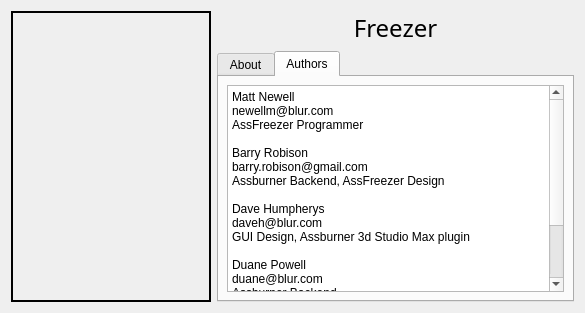
The window that cpp/lib/freezer/ui/aboutdialog.ui (kurikaesu/arsenalsuite) describes before a commit, drawn with Qt 5.
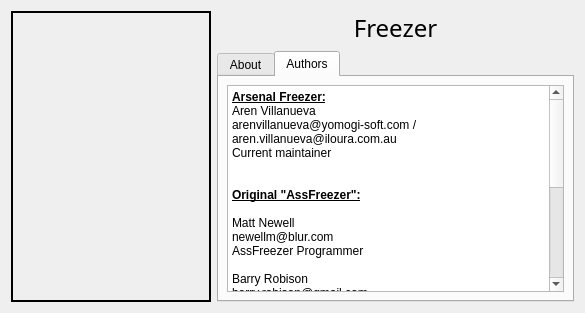
The same window after the commit. Icons and pictures are not drawn.

The edit to the form file:
```diff
--- a/cpp/lib/freezer/ui/aboutdialog.ui
+++ b/cpp/lib/freezer/ui/aboutdialog.ui
@@ -169,27 +169,35 @@
           <string>&lt;!DOCTYPE HTML PUBLIC &quot;-//W3C//DTD HTML 4.0//EN&quot; &quot;http://www.w3.org/TR/REC-html40/strict.dtd&quot;&gt;
 &lt;html&gt;&lt;head&gt;&lt;meta name=&quot;qrichtext&quot; content=&quot;1&quot; /&gt;&lt;style type=&quot;text/css&quot;&gt;
 p, li { white-space: pre-wrap; }
-&lt;/style&gt;&lt;/head&gt;&lt;body style=&quot; font-family:'Sans Serif'; font-size:9pt; font-weight:400; font-style:normal;&quot;&gt;
-&lt;p style=&quot; margin-top:0px; margin-bottom:0px; margin-left:0px; margin-right:0px; -qt-block-indent:0; text-indent:0px;&quot;&gt;Matt Newell&lt;/p&gt;
-&lt;p style=&quot; margin-top:0px; margin-bottom:0px; margin-left:0px; margin-right:0px; -qt-block-indent:0; text-indent:0px;&quot;&gt;newellm@blur.com&lt;/p&gt;
-&lt;p style=&quot; margin-top:0px; margin-bottom:0px; margin-left:0px; margin-right:0px; -qt-block-indent:0; text-indent:0px;&quot;&gt;AssFreezer Programmer&lt;/p&gt;
-&lt;p style=&quot;-qt-paragraph-type:empty; margin-top:0px; margin-bottom:0px; margin-left:0px; margin-right:0px; -qt-block-indent:0; text-indent:0px;&quot;&gt;&lt;/p&gt;
-&lt;p style=&quot; margin-top:0px; margin-bottom:0px; margin-left:0px; margin-right:0px; -qt-block-indent:0; text-indent:0px;&quot;&gt;Barry Robison&lt;/p&gt;
-&lt;p style=&quot; margin-top:0px; margin-bottom:0px; margin-left:0px; margin-right:0px; -qt-block-indent:0; text-indent:0px;&quot;&gt;barry.robison@gmail.com&lt;/p&gt;
-&lt;p style=&quot; margin-top:0px; margin-bottom:0px; margin-left:0px; margin-right:0px; -qt-block-indent:0; text-indent:0px;&quot;&gt;Assburner Backend, AssFreezer Design&lt;/p&gt;
-&lt;p style=&quot;-qt-paragraph-type:empty; margin-top:0px; margin-bottom:0px; margin-left:0px; margin-right:0px; -qt-block-indent:0; text-indent:0px;&quot;&gt;&lt;/p&gt;
-&lt;p style=&quot; margin-top:0px; margin-bottom:0px; margin-left:0px; margin-right:0px; -qt-block-indent:0; text-indent:0px;&quot;&gt;Dave Humpherys&lt;/p&gt;
-&lt;p style=&quot; margin-top:0px; margin-bottom:0px; margin-left:0px; margin-right:0px; -qt-block-indent:0; text-indent:0px;&quot;&gt;daveh@blur.com&lt;/p&gt;
-&lt;p style=&quot; margin-top:0px; margin-bottom:0px; margin-left:0px; margin-right:0px; -qt-block-indent:0; text-indent:0px;&quot;&gt;GUI Design, Assburner 3d Studio Max plugin&lt;/p&gt;
-&lt;p style=&quot;-qt-paragraph-type:empty; margin-top:0px; margin-bottom:0px; margin-left:0px; margin-right:0px; -qt-block-indent:0; text-indent:0px;&quot;&gt;&lt;/p&gt;
-&lt;p style=&quot; margin-top:0px; margin-bottom:0px; margin-left:0px; margin-right:0px; -qt-block-indent:0; text-indent:0px;&quot;&gt;Duane Powell&lt;/p&gt;
-&lt;p style=&quot; margin-top:0px; margin-bottom:0px; margin-left:0px; margin-right:0px; -qt-block-indent:0; text-indent:0px;&quot;&gt;duane@blur.com&lt;/p&gt;
-&lt;p style=&quot; margin-top:0px; margin-bottom:0px; margin-left:0px; margin-right:0px; -qt-block-indent:0; text-indent:0px;&quot;&gt;Assburner Backend&lt;/p&gt;
-&lt;p style=&quot;-qt-paragraph-type:empty; margin-top:0px; margin-bottom:0px; margin-left:0px; margin-right:0px; -qt-block-indent:0; text-indent:0px;&quot;&gt;&lt;/p&gt;
-&lt;p style=&quot; margin-top:0px; margin-bottom:0px; margin-left:0px; margin-right:0px; -qt-block-indent:0; text-indent:0px;&quot;&gt;Abraham Shelton&lt;/p&gt;
-&lt;p style=&quot; margin-top:0px; margin-bottom:0px; margin-left:0px; margin-right:0px; -qt-block-indent:0; text-indent:0px;&quot;&gt;abe@blur.com&lt;/p&gt;
-&lt;p style=&quot; margin-top:0px; margin-bottom:0px; margin-left:0px; margin-right:0px; -qt-block-indent:0; text-indent:0px;&quot;&gt;Assman-at-large&lt;/p&gt;
-&lt;p style=&quot;-qt-paragraph-type:empty; margin-top:0px; margin-bottom:0px; margin-left:0px; margin-right:0px; -qt-block-indent:0; text-indent:0px;&quot;&gt;&lt;/p&gt;&lt;/body&gt;&lt;/html&gt;</string>
+&lt;/style&gt;&lt;/head&gt;&lt;body style=&quot; font-family:'MS UI Gothic'; font-size:9pt; font-weight:400; font-style:normal;&quot;&gt;
+&lt;p style=&quot; margin-top:0px; margin-bottom:0px; margin-left:0px; margin-right:0px; -qt-block-indent:0; text-indent:0px;&quot;&gt;&lt;span style=&quot; font-family:'Sans Serif'; font-weight:600; text-decoration: underline;&quot;&gt;Arsenal Freezer:&lt;/span&gt;&lt;/p&gt;
+&lt;p style=&quot; margin-top:0px; margin-bottom:0px; margin-left:0px; margin-right:0px; -qt-block-indent:0; text-indent:0px;&quot;&gt;&lt;span style=&quot; font-family:'Sans Serif';&quot;&gt;Aren Villanueva&lt;/span&gt;&lt;/p&gt;
+&lt;p style=&quot; margin-top:0px; margin-bottom:0px; margin-left:0px; margin-right:0px; -qt-block-indent:0; text-indent:0px;&quot;&gt;&lt;span style=&quot; font-family:'Sans Serif';&quot;&gt;arenvillanueva@yomogi-soft.com / aren.villanueva@iloura.com.au&lt;/span&gt;&lt;/p&gt;
+&lt;p style=&quot; margin-top:0px; margin-bottom:0px; margin-left:0px; margin-right:0px; -qt-block-indent:0; text-indent:0px;&quot;&gt;&lt;span style=&quot; font-family:'Sans Serif';&quot;&gt;Current maintainer&lt;/span&gt;&lt;/p&gt;
+&lt;p style=&quot;-qt-paragraph-type:empty; margin-top:0px; margin-bottom:0px; margin-left:0px; margin-right:0px; -qt-block-indent:0; text-indent:0px;&quot;&gt;&lt;br /&gt;&lt;/p&gt;
+&lt;p style=&quot;-qt-paragraph-type:empty; margin-top:0px; margin-bottom:0px; margin-left:0px; margin-right:0px; -qt-block-indent:0; text-indent:0px;&quot;&gt;&lt;br /&gt;&lt;/p&gt;
+&lt;p style=&quot; margin-top:0px; margin-bottom:0px; margin-left:0px; margin-right:0px; -qt-block-indent:0; text-indent:0px;&quot;&gt;&lt;span style=&quot; font-family:'Sans Serif'; font-weight:600; text-decoration: underline;&quot;&gt;Original &amp;quot;AssFreezer&amp;quot;:&lt;/span&gt;&lt;/p&gt;
+&lt;p style=&quot;-qt-paragraph-type:empty; margin-top:0px; margin-bottom:0px; margin-left:0px; margin-right:0px; -qt-block-indent:0; text-indent:0px; font-family:'Sans Serif';&quot;&gt;&lt;br /&gt;&lt;/p&gt;
+&lt;p style=&quot; margin-top:0px; margin-bottom:0px; margin-left:0px; margin-right:0px; -qt-block-indent:0; text-indent:0px;&quot;&gt;&lt;span style=&quot; font-family:'Sans Serif';&quot;&gt;Matt Newell&lt;/span&gt;&lt;/p&gt;
+&lt;p style=&quot; margin-top:0px; margin-bottom:0px; margin-left:0px; margin-right:0px; -qt-block-indent:0; text-indent:0px;&quot;&gt;&lt;span style=&quot; font-family:'Sans Serif';&quot;&gt;newellm@blur.com&lt;/span&gt;&lt;/p&gt;
+&lt;p style=&quot; margin-top:0px; margin-bottom:0px; margin-left:0px; margin-right:0px; -qt-block-indent:0; text-indent:0px;&quot;&gt;&lt;span style=&quot; font-family:'Sans Serif';&quot;&gt;AssFreezer Programmer&lt;/span&gt;&lt;/p&gt;
+&lt;p style=&quot;-qt-paragraph-type:empty; margin-top:0px; margin-bottom:0px; margin-left:0px; margin-right:0px; -qt-block-indent:0; text-indent:0px; font-family:'Sans Serif';&quot;&gt;&lt;br /&gt;&lt;/p&gt;
+&lt;p style=&quot; margin-top:0px; margin-bottom:0px; margin-left:0px; margin-right:0px; -qt-block-indent:0; text-indent:0px;&quot;&gt;&lt;span style=&quot; font-family:'Sans Serif';&quot;&gt;Barry Robison&lt;/span&gt;&lt;/p&gt;
+&lt;p style=&quot; margin-top:0px; margin-bottom:0px; margin-left:0px; margin-right:0px; -qt-block-indent:0; text-indent:0px;&quot;&gt;&lt;span style=&quot; font-family:'Sans Serif';&quot;&gt;barry.robison@gmail.com&lt;/span&gt;&lt;/p&gt;
+&lt;p style=&quot; margin-top:0px; margin-bottom:0px; margin-left:0px; margin-right:0px; -qt-block-indent:0; text-indent:0px;&quot;&gt;&lt;span style=&quot; font-family:'Sans Serif';&quot;&gt;Assburner Backend, AssFreezer Design&lt;/span&gt;&lt;/p&gt;
+&lt;p style=&quot;-qt-paragraph-type:empty; margin-top:0px; margin-bottom:0px; margin-left:0px; margin-right:0px; -qt-block-indent:0; text-indent:0px; font-family:'Sans Serif';&quot;&gt;&lt;br /&gt;&lt;/p&gt;
+&lt;p style=&quot; margin-top:0px; margin-bottom:0px; margin-left:0px; margin-right:0px; -qt-block-indent:0; text-indent:0px;&quot;&gt;&lt;span style=&quot; font-family:'Sans Serif';&quot;&gt;Dave Humpherys&lt;/span&gt;&lt;/p&gt;
+&lt;p style=&quot; margin-top:0px; margin-bottom:0px; margin-left:0px; margin-right:0px; -qt-block-indent:0; text-indent:0px;&quot;&gt;&lt;span style=&quot; font-family:'Sans Serif';&quot;&gt;daveh@blur.com&lt;/span&gt;&lt;/p&gt;
+&lt;p style=&quot; margin-top:0px; margin-bottom:0px; margin-left:0px; margin-right:0px; -qt-block-indent:0; text-indent:0px;&quot;&gt;&lt;span style=&quot; font-family:'Sans Serif';&quot;&gt;GUI Design, Assburner 3d Studio Max plugin&lt;/span&gt;&lt;/p&gt;
+&lt;p style=&quot;-qt-paragraph-type:empty; margin-top:0px; margin-bottom:0px; margin-left:0px; margin-right:0px; -qt-block-indent:0; text-indent:0px; font-family:'Sans Serif';&quot;&gt;&lt;br /&gt;&lt;/p&gt;
+&lt;p style=&quot; margin-top:0px; margin-bottom:0px; margin-left:0px; margin-right:0px; -qt-block-indent:0; text-indent:0px;&quot;&gt;&lt;span style=&quot; font-family:'Sans Serif';&quot;&gt;Duane Powell&lt;/span&gt;&lt;/p&gt;
+&lt;p style=&quot; margin-top:0px; margin-bottom:0px; margin-left:0px; margin-right:0px; -qt-block-indent:0; text-indent:0px;&quot;&gt;&lt;span style=&quot; font-family:'Sans Serif';&quot;&gt;duane@blur.com&lt;/span&gt;&lt;/p&gt;
+&lt;p style=&quot; margin-top:0px; margin-bottom:0px; margin-left:0px; margin-right:0px; -qt-block-indent:0; text-indent:0px;&quot;&gt;&lt;span style=&quot; font-family:'Sans Serif';&quot;&gt;Assburner Backend&lt;/span&gt;&lt;/p&gt;
+&lt;p style=&quot;-qt-paragraph-type:empty; margin-top:0px; margin-bottom:0px; margin-left:0px; margin-right:0px; -qt-block-indent:0; text-indent:0px; font-family:'Sans Serif';&quot;&gt;&lt;br /&gt;&lt;/p&gt;
+&lt;p style=&quot; margin-top:0px; margin-bottom:0px; margin-left:0px; margin-right:0px; -qt-block-indent:0; text-indent:0px;&quot;&gt;&lt;span style=&quot; font-family:'Sans Serif';&quot;&gt;Abraham Shelton&lt;/span&gt;&lt;/p&gt;
+&lt;p style=&quot; margin-top:0px; margin-bottom:0px; margin-left:0px; margin-right:0px; -qt-block-indent:0; text-indent:0px;&quot;&gt;&lt;span style=&quot; font-family:'Sans Serif';&quot;&gt;abe@blur.com&lt;/span&gt;&lt;/p&gt;
+&lt;p style=&quot; margin-top:0px; margin-bottom:0px; margin-left:0px; margin-right:0px; -qt-block-indent:0; text-indent:0px;&quot;&gt;&lt;span style=&quot; font-family:'Sans Serif';&quot;&gt;Assman-at-large&lt;/span&gt;&lt;/p&gt;
+&lt;p style=&quot;-qt-paragraph-type:empty; margin-top:0px; margin-bottom:0px; margin-left:0px; margin-right:0px; -qt-block-indent:0; text-indent:0px; font-family:'Sans Serif';&quot;&gt;&lt;br /&gt;&lt;/p&gt;&lt;/body&gt;&lt;/html&gt;</string>
          </property>
         </widget>
        </item>
```
Left out of the diff: 26 changed lines with no effect on the pictures.
